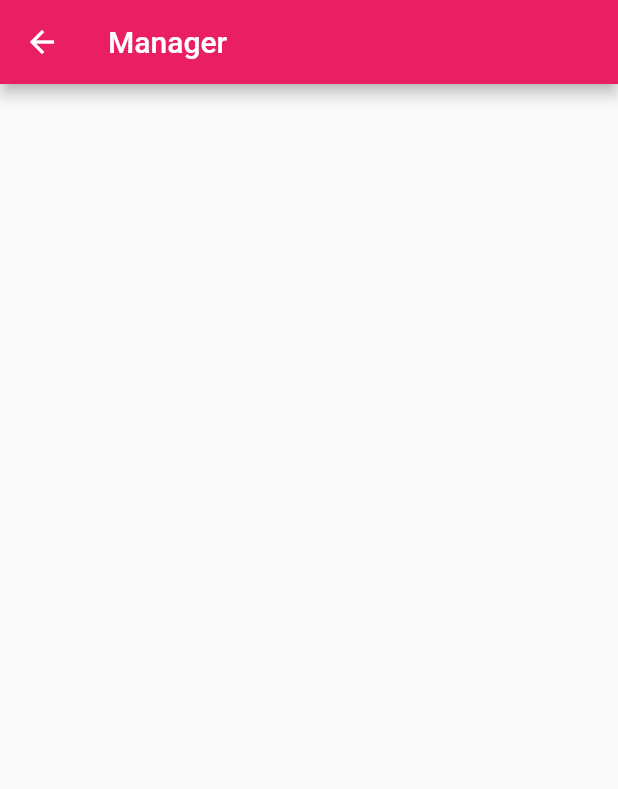
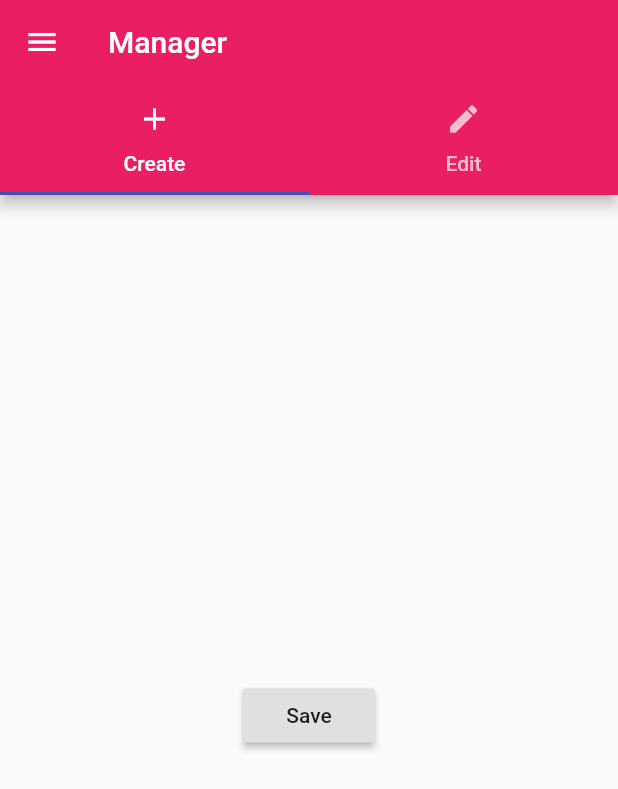
Before and after one commit to bmelton/flutter-testing, a Flutter app: the ManagerPage screen opened directly, on a phone screen of 412 x 824 dp. Shown: the top 789 px of the screen. Run offline on Flutter 3.47's test engine with Material 2 defaults, Android fonts, the phone set to English and light mode, and no system bars.

Commit message:
Adds stuff.

```diff
--- a/lib/pages/auth.dart
+++ b/lib/pages/auth.dart
@@ -1,5 +1,4 @@
 import 'package:flutter/material.dart';
-import '../pages/home.dart';
 
 class AuthPage extends StatelessWidget {
   @override
@@ -12,9 +11,7 @@ class AuthPage extends StatelessWidget {
         child: RaisedButton(
           child: Text("Log in."),
           onPressed: () {
-            Navigator.pushReplacement(context, MaterialPageRoute(
-              builder: (BuildContext context) => HomePage()
-            ));
+            Navigator.pushReplacementNamed(context, '/');
           },
         )
       )
--- a/lib/pages/manager.dart
+++ b/lib/pages/manager.dart
@@ -1,13 +1,38 @@
 import 'package:flutter/material.dart';
+
+import 'product_create.dart';
+import 'product_edit.dart';
+import '../components/drawer.dart';
 
 class ManagerPage extends StatelessWidget {
   @override
   Widget build(BuildContext context) {
-    return Scaffold(
-      appBar: AppBar(
-        title: Text("Manager"),
-      ),
-      body: Container()
+    return DefaultTabController(
+      length: 2,
+      child: Scaffold(
+        drawer: ApplicationDrawer(),
+        appBar: AppBar(
+          title: Text("Manager"),
+          bottom: TabBar(
+            tabs: <Widget>[
+              Tab(
+                icon: Icon(Icons.add),
+                text: "Create"
+              ),
+              Tab(
+                icon: Icon(Icons.edit),
+                text: "Edit"
+              ),
+            ],
+          )
+        ),
+        body: TabBarView(
+          children: <Widget>[
+            ProductCreatePage(),
+            ProductEditPage(),
+          ],
+        )
+      )
     );
   }
 }
--- /dev/null
+++ b/lib/pages/product_create.dart
@@ -0,0 +1,26 @@
+import 'package:flutter/material.dart';
+
+class ProductCreatePage extends StatelessWidget {
+  @override
+  Widget build(BuildContext context) {
+    return Center(
+      child: Column(
+        mainAxisAlignment: MainAxisAlignment.center,
+        children: <Widget>[
+          Padding(
+            padding: EdgeInsets.all(16.0),
+            child: RaisedButton(
+              child: Text("Save"),
+              onPressed: () {
+                showModalBottomSheet(context: context, builder: (BuildContext context) {
+                  return Center(child: Text('Hi'));
+                });
+              }
+            ),
+          )
+        ]
+      )
+    );
+  }
+
+}
```
Also changed, not shown: lib/components/drawer.dart (added, +31 -0 lines), lib/main.dart (+58 -5 lines), lib/pages/home.dart (+9 -21 lines), lib/pages/product.dart (+24 -1 lines), lib/pages/product_edit.dart (added, +19 -0 lines), lib/product_manager.dart (+8 -33 lines), lib/products.dart (+3 -5 lines).
